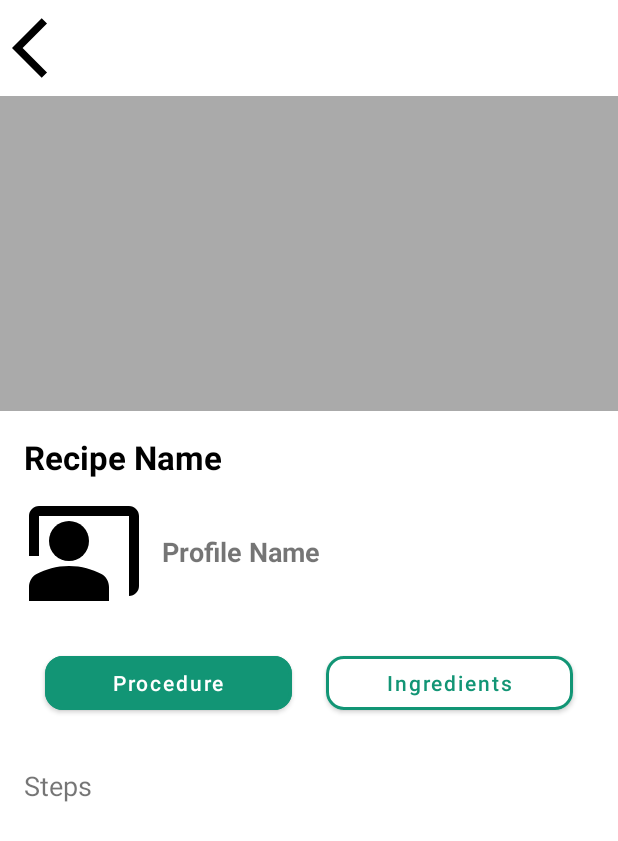
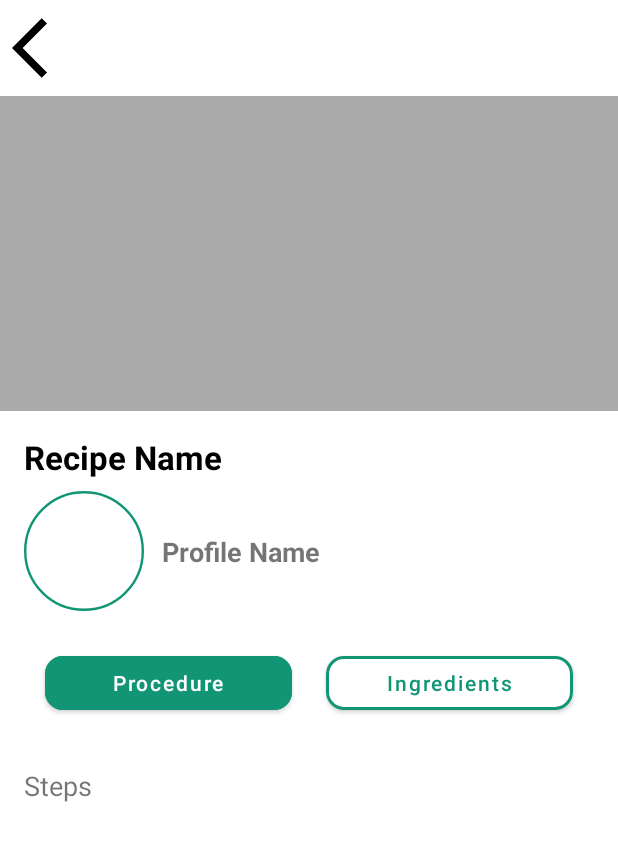
Before and after one commit to Hasindu071/GoodEats9, an Android app: the recipeMain screen opened directly, with no data from a screen before it, on a phone screen of 412 x 824 dp. Shown: the top 841 px of the screen. Run offline under Robolectric (Android 15) with nearby library versions, the phone set to English and light mode, and no system bars.

Commit message:
profile icon added

```diff
--- a/app/src/main/res/layout/activity_recipe_main.xml
+++ b/app/src/main/res/layout/activity_recipe_main.xml
@@ -34,7 +34,6 @@
 
     <!-- Recipe Name TextView (Below the video) -->
 
-
     <TextView
         android:id="@+id/recipeName"
         android:layout_width="wrap_content"
@@ -55,11 +54,11 @@
         android:layout_height="80dp"
         android:layout_marginTop="8dp"
         android:layout_marginStart="16dp"
-        android:src="@drawable/baseline_co_present_24"
+        android:src="@drawable/circle_background"
         app:layout_constraintStart_toStartOf="parent"
         app:layout_constraintTop_toBottomOf="@+id/recipeName" />
 
-    <!-- Profile Name and Location (TextViews, aligned vertically) -->
+    <!-- Profile Name (TextViews, aligned vertically) -->
     <LinearLayout
         android:layout_width="wrap_content"
         android:layout_height="wrap_content"
@@ -70,10 +69,7 @@
 
         <!-- Profile Name -->
 
-
-        <!-- Location -->
     </LinearLayout>
-
     <!-- Procedure Button -->
     <com.google.android.material.button.MaterialButton
         android:id="@+id/procedureButton"
@@ -134,5 +130,4 @@
         app:layout_constraintStart_toEndOf="@+id/profileImage"
         app:layout_constraintTop_toTopOf="@+id/profileImage" />
 
-
 </androidx.constraintlayout.widget.ConstraintLayout>
```
